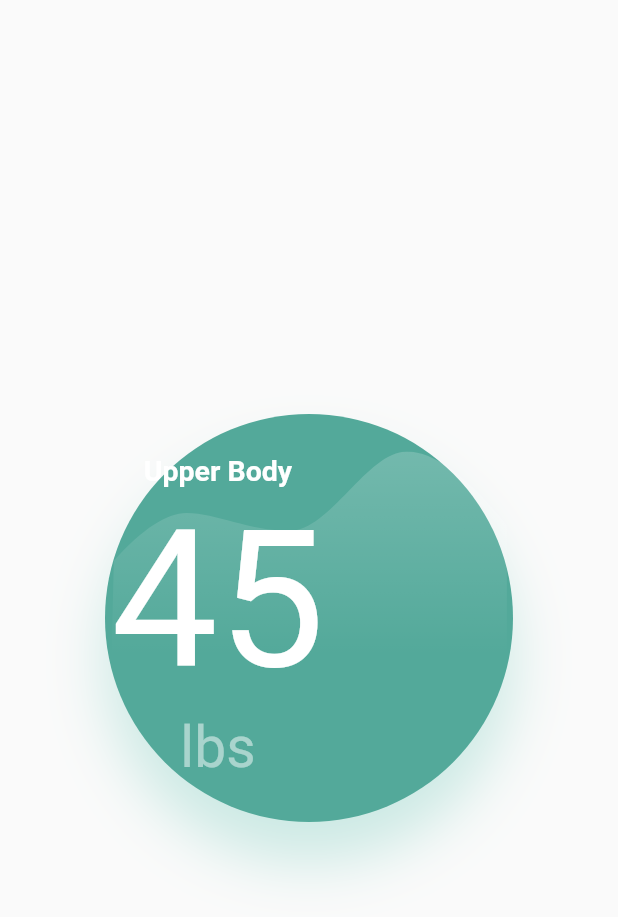
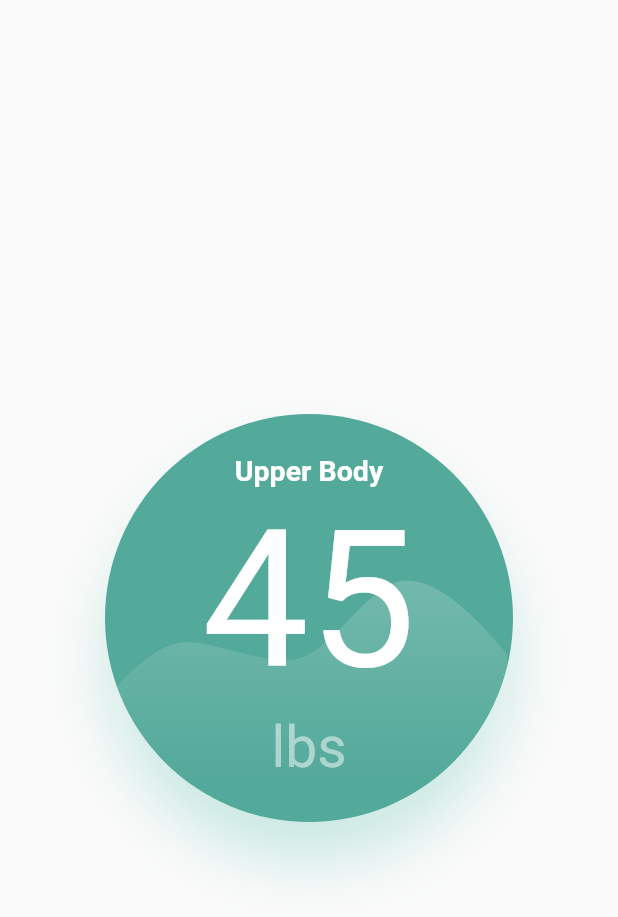
Before and after one commit to sh4217/Metrics-Widget, a Flutter app: the screen it shows after launch, on a phone screen of 412 x 824 dp. Shown: the top 917 px of the screen. Run offline on Flutter 3.47's test engine with Material 2 defaults, Android fonts, the phone set to English and light mode, and no system bars; our stand-ins replace flutter_svg; Roboto replaces fonts that are missing (Helvetica, League Gothic).

Commit message:
got graph svg file working properly

```diff
--- a/lib/widgets/metrics.dart
+++ b/lib/widgets/metrics.dart
@@ -23,8 +23,15 @@ class _MetricsState extends State<Metrics> {
       child: Center(
         child: Stack(
           children: <Widget> [
-            SvgPicture.asset('assets/graph.svg'),
-            Column(
+            Positioned(
+              child: Align(
+                alignment: Alignment.bottomCenter,
+                child: SvgPicture.asset('assets/graph.svg'),
+              ),
+            ),
+
+            Center(
+              child: Column(
                 mainAxisAlignment: MainAxisAlignment.spaceEvenly,
                 children: <Widget> [
                   Text(
@@ -41,6 +48,7 @@ class _MetricsState extends State<Metrics> {
                   ),
                 ],
               ),
+            ),
           ],
         ),
       ),
```
Lines whose indentation alone changed are shown as unchanged.
